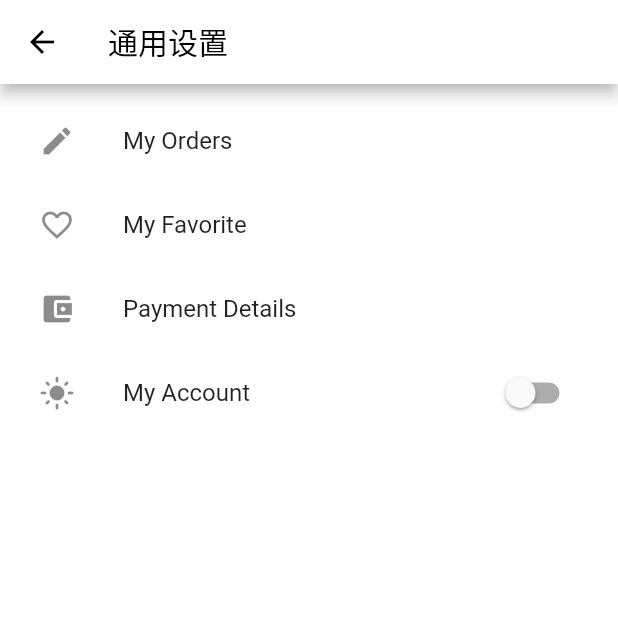
After one commit to zedmyls/flutter_app, a Flutter app: the GeneralSettingView screen opened by its route, after a tap on "My Orders", on a phone screen of 412 x 824 dp, the top half of it. The commit adds this screen. Run offline on Flutter 3.47's test engine with Material 2 defaults, Android fonts, the phone set to English and light mode, and no system bars; our stand-ins replace badges, dio, flutter_easyloading, flutter_slidable, flutter_swiper_null_safety, get and 2 more; missing offline and left inert: city_pickers; accounts and stored records are empty; network calls fail.

Commit message:
add：通用设置

```diff
--- /dev/null
+++ b/lib/app/modules/tabs/setting/general_setting/bindings/general_setting_binding.dart
@@ -0,0 +1,12 @@
+import 'package:get/get.dart';
+
+import '../controllers/general_setting_controller.dart';
+
+class GeneralSettingBinding extends Bindings {
+  @override
+  void dependencies() {
+    Get.lazyPut<GeneralSettingController>(
+      () => GeneralSettingController(),
+    );
+  }
+}
--- /dev/null
+++ b/lib/app/modules/tabs/setting/general_setting/views/general_setting_view.dart
@@ -0,0 +1,49 @@
+import 'package:flutter/material.dart';
+import 'package:flutter_app/app/common/views/my_app_bar.dart';
+import 'package:get/get.dart';
+
+class GeneralSettingView extends StatelessWidget {
+  @override
+  Widget build(BuildContext context) {
+    return Scaffold(
+      appBar: MyAppBar(
+        title: '通用设置',
+        context: context,
+      ),
+      body: Container(
+        color: Colors.white,
+        child: ListView(
+          padding: EdgeInsets.all(10.0),
+          children: <Widget>[
+            ListTile(
+              onTap: () {},
+              leading: Icon(Icons.edit),
+              title: Text("My Orders"),
+            ),
+            ListTile(
+              onTap: () {},
+              leading: Icon(Icons.favorite_border),
+              title: Text("My Favorite"),
+            ),
+            ListTile(
+              onTap: () {},
+              leading: Icon(Icons.account_balance_wallet),
+              title: Text("Payment Details"),
+            ),
+            ListTile(
+              onTap: () {},
+              leading: Icon(context.isDarkMode ? Icons.dark_mode : Icons.light_mode),
+              trailing: Switch(
+                onChanged: (bool value) {
+                  Get.changeTheme(Get.isDarkMode ? ThemeData.light() : ThemeData.dark());
+                },
+                value: context.isDarkMode,
+              ),
+              title: Text("My Account"),
+            ),
+          ],
+        ),
+      ),
+    );
+  }
+}
--- a/lib/app/modules/tabs/setting/views/profile.dart
+++ b/lib/app/modules/tabs/setting/views/profile.dart
@@ -36,7 +36,9 @@ class ProfileView extends StatelessWidget {
                       buildOption('assets/images/tabs/profile/addr.png', '地址管理', false, onTap: () {
                         Get.toNamed(Routes.ADDRESS_LIST);
                       }),
-                      buildOption('assets/images/tabs/profile/setting.png', '通用设置', false),
+                      buildOption('assets/images/tabs/profile/setting.png', '通用设置', false, onTap: () {
+                        Get.toNamed(Routes.GENERAL_SETTING);
+                      }),
                     ],
                   ),
                   Row(
--- a/lib/app/routes/app_routes.dart
+++ b/lib/app/routes/app_routes.dart
@@ -23,6 +23,8 @@ abstract class Routes {
   static const ORDER_DETAIL =
       _Paths.TABS + _Paths.SETTING + _Paths.ORDER_DETAIL;
   static const FEEDBACK = _Paths.TABS + _Paths.SETTING + _Paths.FEEDBACK;
+  static const GENERAL_SETTING =
+      _Paths.TABS + _Paths.SETTING + _Paths.GENERAL_SETTING;
 }
 
 abstract class _Paths {
@@ -41,4 +43,5 @@ abstract class _Paths {
   static const ORDER_PREVIEW = '/order-preview';
   static const ORDER_DETAIL = '/order-detail';
   static const FEEDBACK = '/feedback';
+  static const GENERAL_SETTING = '/general-setting';
 }
```
Also changed, not shown: lib/app/modules/tabs/setting/general_setting/controllers/general_setting_controller.dart (added, +20 -0 lines), lib/app/routes/app_pages.dart (+7 -0 lines).
